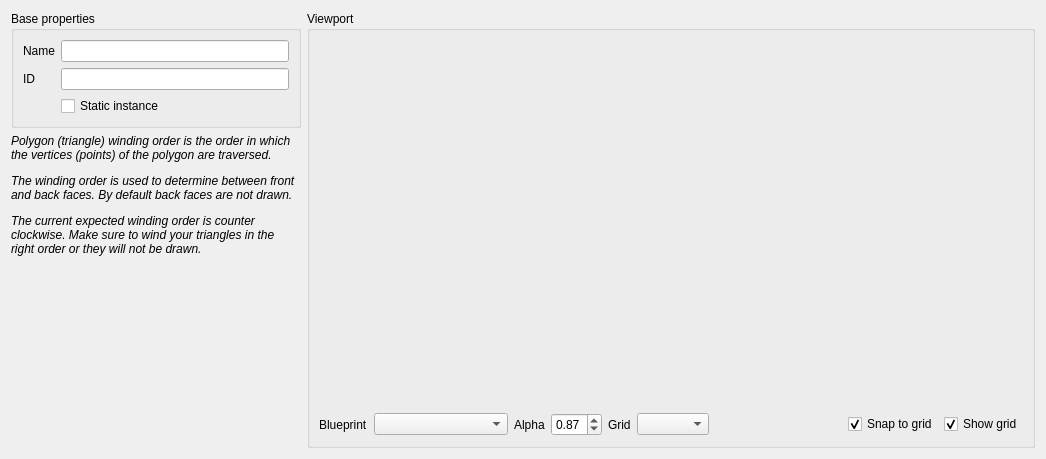
First picture: the form in editor/gui/polygonwidget.ui, repository ensisoft/detonator, before the edit.
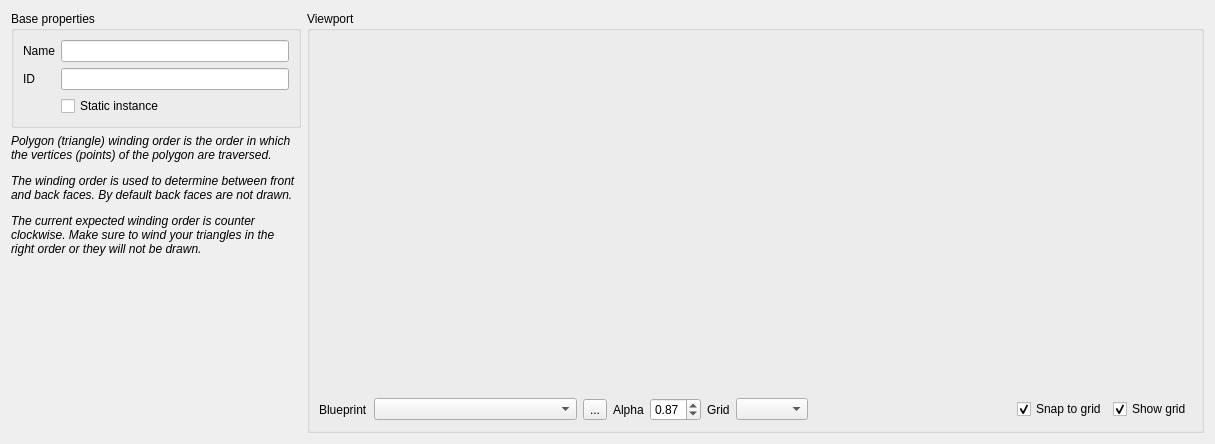
Second picture: the form after the edit. Icons and pictures are not drawn. Custom widgets are drawn as their Qt base class.

```diff
--- a/editor/gui/polygonwidget.ui
+++ b/editor/gui/polygonwidget.ui
@@ -6,8 +6,8 @@
    <rect>
     <x>0</x>
     <y>0</y>
-    <width>1046</width>
-    <height>459</height>
+    <width>1215</width>
+    <height>444</height>
    </rect>
   </property>
   <property name="windowTitle">
@@ -155,6 +155,29 @@
               <verstretch>0</verstretch>
              </sizepolicy>
             </property>
+            <property name="placeholderText">
+             <string>None selected</string>
+            </property>
+           </widget>
+          </item>
+          <item>
+           <widget class="QToolButton" name="btnResetBlueprint">
+            <property name="toolTip">
+             <string>Reset idle track to nothing</string>
+            </property>
+            <property name="text">
+             <string>...</string>
+            </property>
+            <property name="icon">
+             <iconset resource="../resource/resource.qrc">
+              <normaloff>:/16x16_ico_png/reset.png</normaloff>:/16x16_ico_png/reset.png</iconset>
+            </property>
+            <property name="autoRaise">
+             <bool>false</bool>
+            </property>
+            <property name="arrowType">
+             <enum>Qt::NoArrow</enum>
+            </property>
            </widget>
           </item>
           <item>
```
Left out of the diff: 1 changed line with no effect on the pictures.
